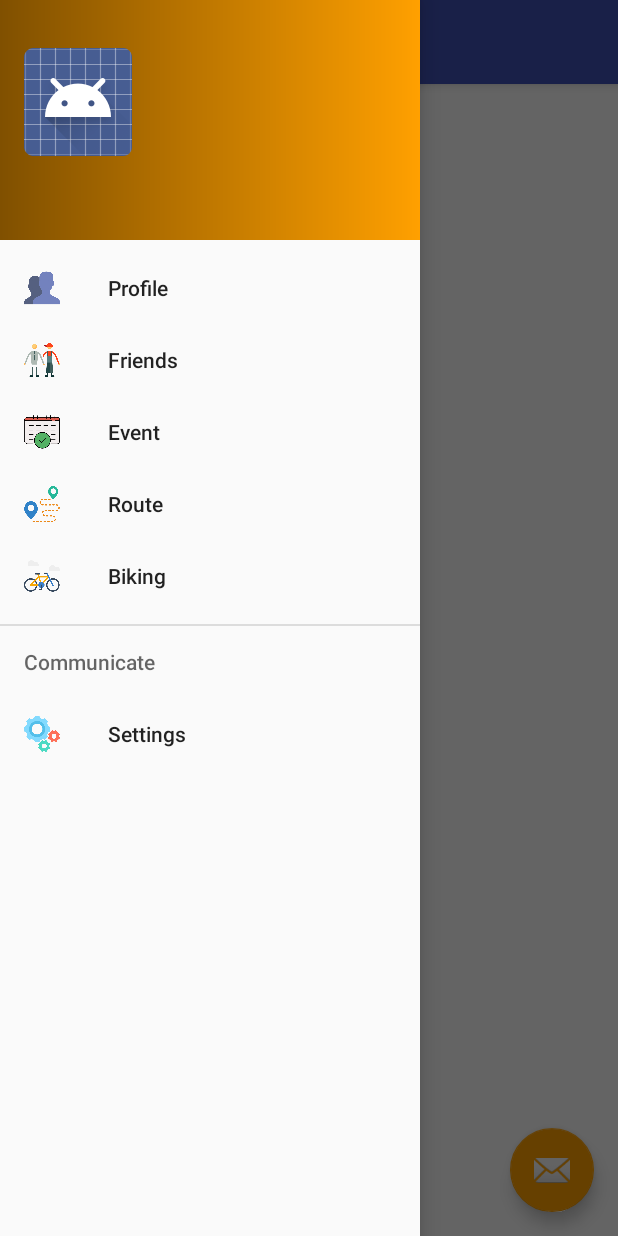
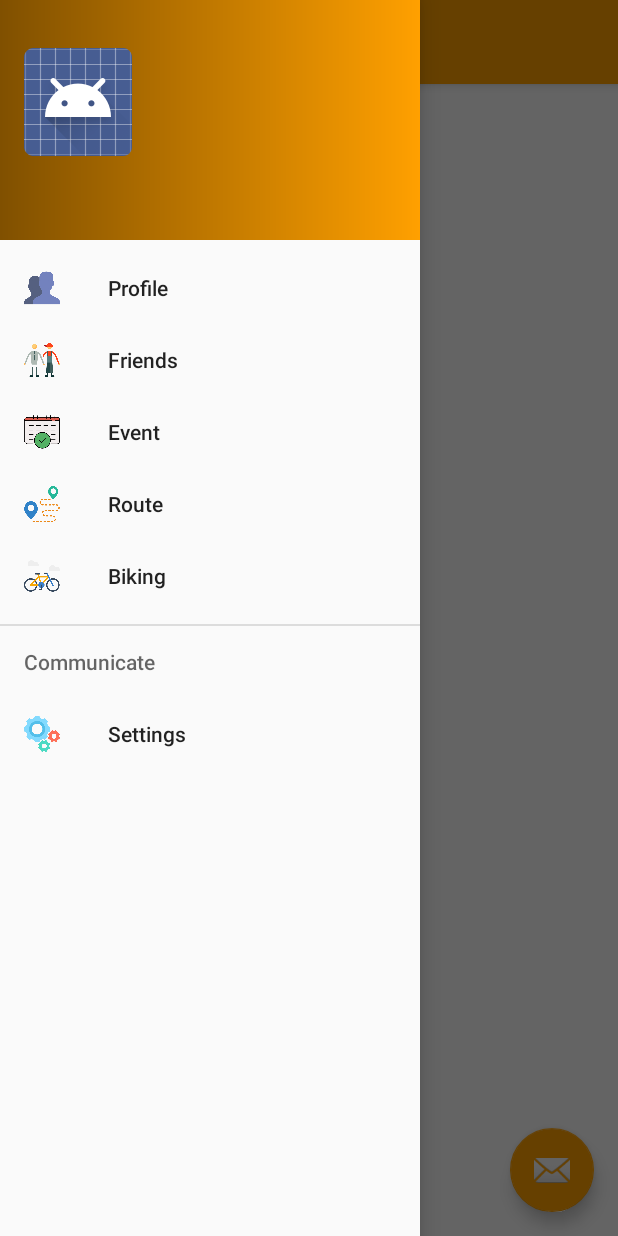
Before and after one commit to Jaylers/bike-squad-app, an Android app: the screen it shows after launch once a user with an empty profile is signed in (MainActivity), with the side drawer open, on a phone screen of 412 x 824 dp. Run offline under Robolectric (Android 15) with nearby library versions, the phone set to English and light mode, and no system bars; our stand-ins replace ButterKnife, Firebase (no records; nobody signed in at launch, a user with empty details on screens opened directly).

Commit message:
add feature 1 color in gradient drawable change toolbar color

```diff
--- a/app/src/main/java/com/jaylerrs/bikesquad/main/MainActivity.java
+++ b/app/src/main/java/com/jaylerrs/bikesquad/main/MainActivity.java
@@ -9,6 +9,7 @@ import android.support.design.widget.NavigationView;
 import android.support.design.widget.Snackbar;
 import android.support.v4.view.GravityCompat;
 import android.support.v4.widget.DrawerLayout;
+import android.support.v7.app.ActionBar;
 import android.support.v7.app.ActionBarDrawerToggle;
 import android.support.v7.app.AppCompatActivity;
 import android.support.v7.widget.Toolbar;
@@ -37,6 +38,8 @@ public class MainActivity extends AppCompatActivity
     private GoogleApiClient mGoogleApiClient;
     private View mHeaderLayout;
     private Progressing progressing;
+    private ActionBar actionBar;
+    private Toolbar toolbar;
 
     @Override
     protected void onCreate(Bundle savedInstanceState) {
@@ -68,6 +71,7 @@ public class MainActivity extends AppCompatActivity
                 .addApi(Auth.GOOGLE_SIGN_IN_API, gso)
                 .build();
 
+        actionBar = getSupportActionBar();
         DrawerLayout drawer = (DrawerLayout) findViewById(R.id.drawer_layout);
         ActionBarDrawerToggle toggle = new ActionBarDrawerToggle(
                 this, drawer, toolbar, R.string.navigation_drawer_open, R.string.navigation_drawer_close);
@@ -80,6 +84,7 @@ public class MainActivity extends AppCompatActivity
         navigationView.setNavigationItemSelectedListener(this);
         navigationView.setItemIconTintList(null);
         mHeaderLayout.setBackground(colorManager.getGradientDrawable(colorManager.parser("#FFA000")));
+        actionBar.setBackgroundDrawable(colorManager.getColorDrawable(colorManager.parser("#FFA000")));
 
         UserTask userTask = new UserTask(mHeaderLayout, this);
         userTask.setUserProfile();
@@ -121,13 +126,8 @@ public class MainActivity extends AppCompatActivity
         int id = item.getItemId();
 
         if (id == R.id.nav_profile) {
-            mHeaderLayout.setOnClickListener(new View.OnClickListener() {
-                @Override
-                public void onClick(View v) {
-                    Intent intent = new Intent(MainActivity.this, ProfileActivity.class);
-                    startActivity(intent);
-                }
-            });
+            Intent intent = new Intent(MainActivity.this, ProfileActivity.class);
+            startActivity(intent);
         } else if (id == R.id.nav_friends) {
 
         } else if (id == R.id.nav_event) {
--- a/app/src/main/java/com/jaylerrs/bikesquad/utility/manager/ColorManager.java
+++ b/app/src/main/java/com/jaylerrs/bikesquad/utility/manager/ColorManager.java
@@ -23,6 +23,15 @@ public class ColorManager {
         Color.colorToHSV(color, hsv);
         hsv[2] *= factor;
         return Color.HSVToColor(hsv);
+    }
+
+    public GradientDrawable getColorDrawable(String color){
+        GradientDrawable gradientDrawable = new GradientDrawable(
+                GradientDrawable.Orientation.RIGHT_LEFT,
+                new int[] {colorParser(parser(color)),
+                        modifyBrightness(colorParser(parser(color)), (float) 1.0)});
+        gradientDrawable.setCornerRadius(0f);
+        return gradientDrawable;
     }
 
     public GradientDrawable getGradientDrawable(String color){
```
